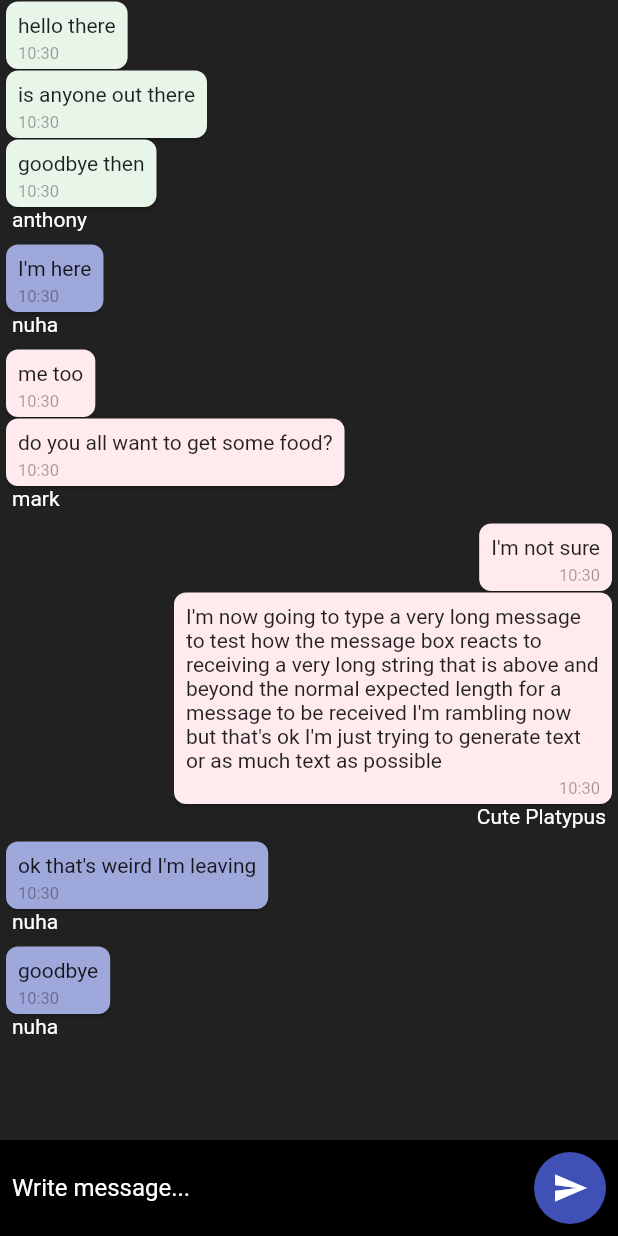
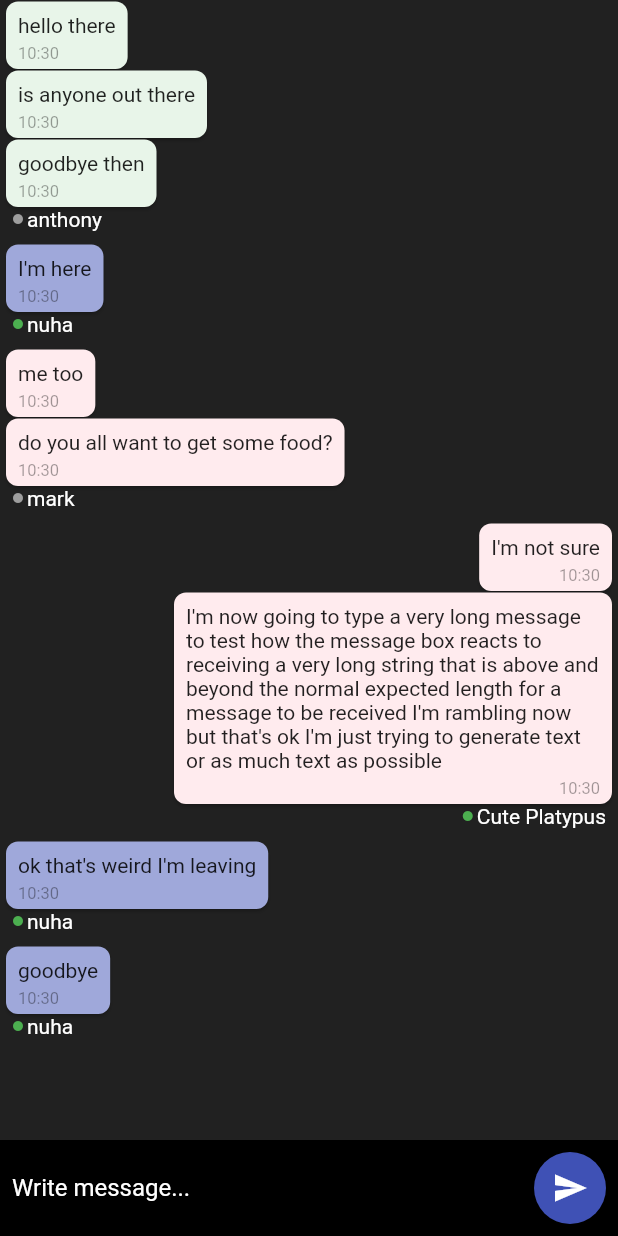
Before and after one commit to blade-of-grass/okblue, a Flutter app: the screen it shows after launch, after a tap on "Continue", on a phone screen of 412 x 824 dp. Run offline on Flutter 3.47's test engine with Material 2 defaults, Android fonts, the phone set to English and light mode, and no system bars.

Commit message:
add online status indicator

```diff
--- a/lib/message_box.dart
+++ b/lib/message_box.dart
@@ -25,9 +25,22 @@ class MessageBox extends StatelessWidget {
           ...cards,
           Padding(
             padding: EdgeInsets.only(right: 8, left: 8),
-            child: Text(
-              this.messageBlock.user.name,
-              style: TextStyle(color: Colors.white),
+            child: Row(
+              mainAxisAlignment: (alignment == CrossAxisAlignment.end ? MainAxisAlignment.end : MainAxisAlignment.start),
+              children: <Widget>[
+                Icon(
+                    Icons.circle,
+                    color: (this.messageBlock.user.isOnline ? Colors.green : Colors.grey),
+                    size: 8,
+                  ),
+                SizedBox(
+                  width: 2,
+                ),
+                Text(
+                  this.messageBlock.user.name,
+                  style: TextStyle(color: Colors.white),
+                ),
+              ],
             ),
           ),
         ],
--- a/lib/message_page.dart
+++ b/lib/message_page.dart
@@ -15,9 +15,9 @@ class _MessagePageState extends State<MessagePage> {
   TextEditingController messageController = TextEditingController();
 
   final List<UserInfo> users = [
-    UserInfo(name: "nuha", userId: UUID()),
-    UserInfo(name: "anthony", userId: UUID()),
-    UserInfo(name: "mark", userId: UUID()),
+    UserInfo(name: "nuha", userId: UUID(), isOnline: true),
+    UserInfo(name: "anthony", userId: UUID(), isOnline: false),
+    UserInfo(name: "mark", userId: UUID(), isOnline: false),
   ];
 
   final List<MessageBlock> messages = [];
--- a/lib/scan_page.dart
+++ b/lib/scan_page.dart
@@ -26,6 +26,7 @@ class _ScanPageState extends State<ScanPage> {
                 user: UserInfo(
                   name: this.widget.username,
                   userId: UUID(),
+                  isOnline: true,
                 ),
               )),
     );
```
